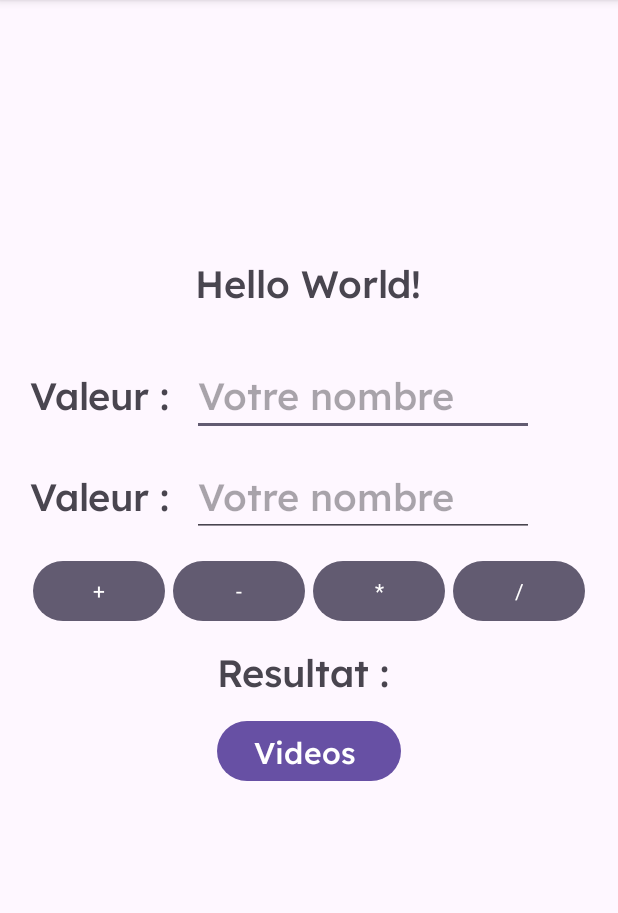
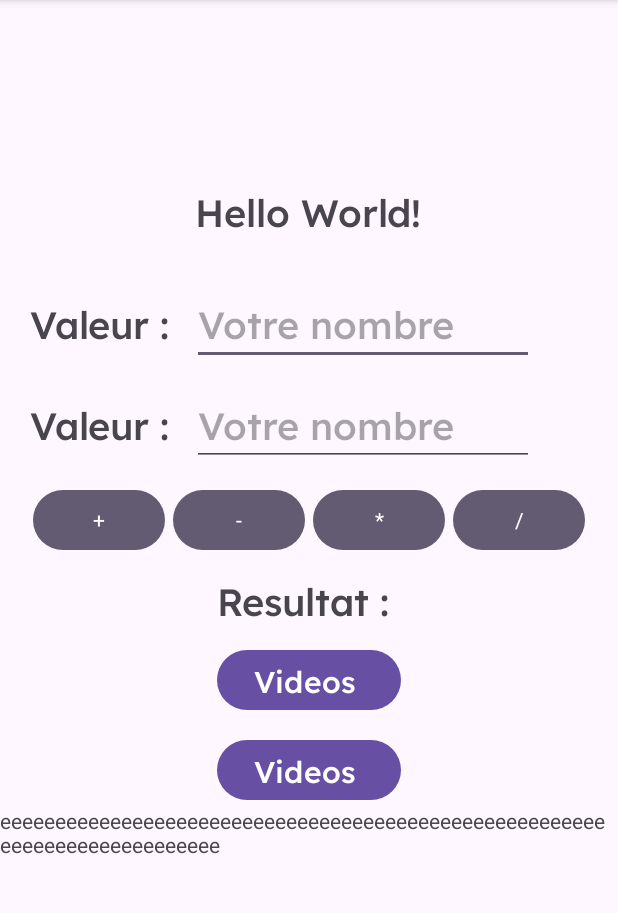
Before and after one commit to MasirikaConstantin/Mobile_examans, an Android app: the screen it shows after launch (MainActivity), on a phone screen of 412 x 824 dp, the part 96-1009 px from its top. Run offline under Robolectric (Android 15) with nearby library versions, the phone set to English and light mode, and no system bars.

Commit message:
nouveau ccccccccc

```diff
--- a/app/src/main/res/layout/activity_main.xml
+++ b/app/src/main/res/layout/activity_main.xml
@@ -141,6 +141,21 @@
             android:layout_marginTop="12sp"
             android:text="Videos "/>
 
+        <Button
+        android:id="@+id/videddddddddddddos"
+        android:layout_width="wrap_content"
+        android:fontFamily="@font/lexend"
+        android:layout_height="wrap_content"
+        android:textSize="20sp"
+        android:layout_marginTop="12sp"
+        android:text="Videos "/>
+        <TextView
+            android:layout_width="wrap_content"
+            android:layout_height="wrap_content"
+            android:text="eeeeeeeeeeeeeeeeeeeeeeeeeeeeeeeeeeeeeeeeeeeeeeeeeeeeeee eeeeeeeeeeeeeeeeeeee">
+
+        </TextView>
+
 
     </LinearLayout>
 
```
Lines whose indentation alone changed are shown as unchanged.
